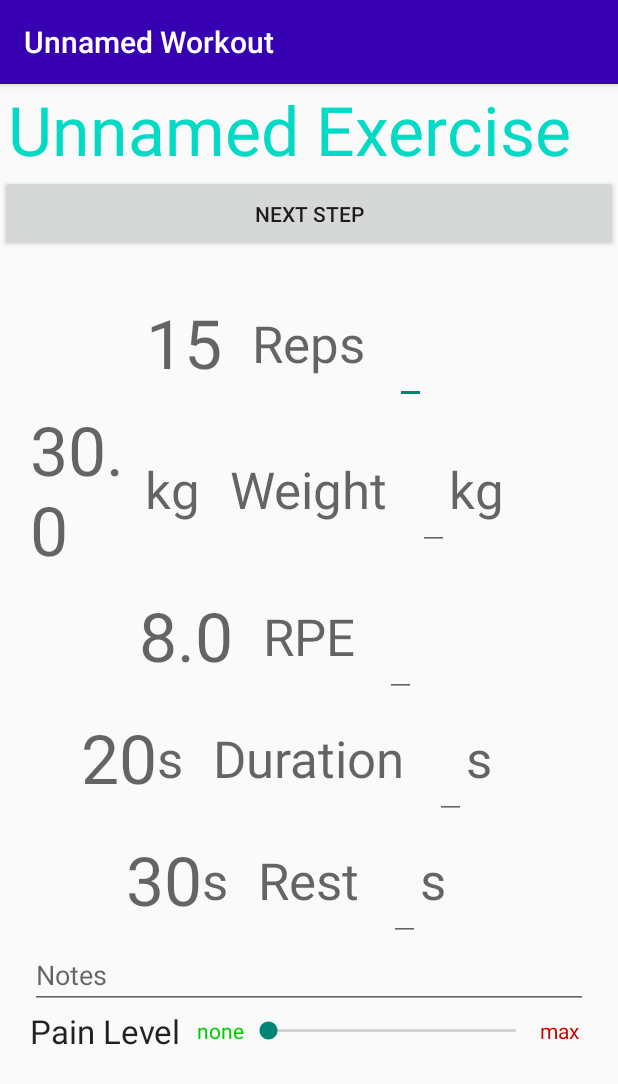
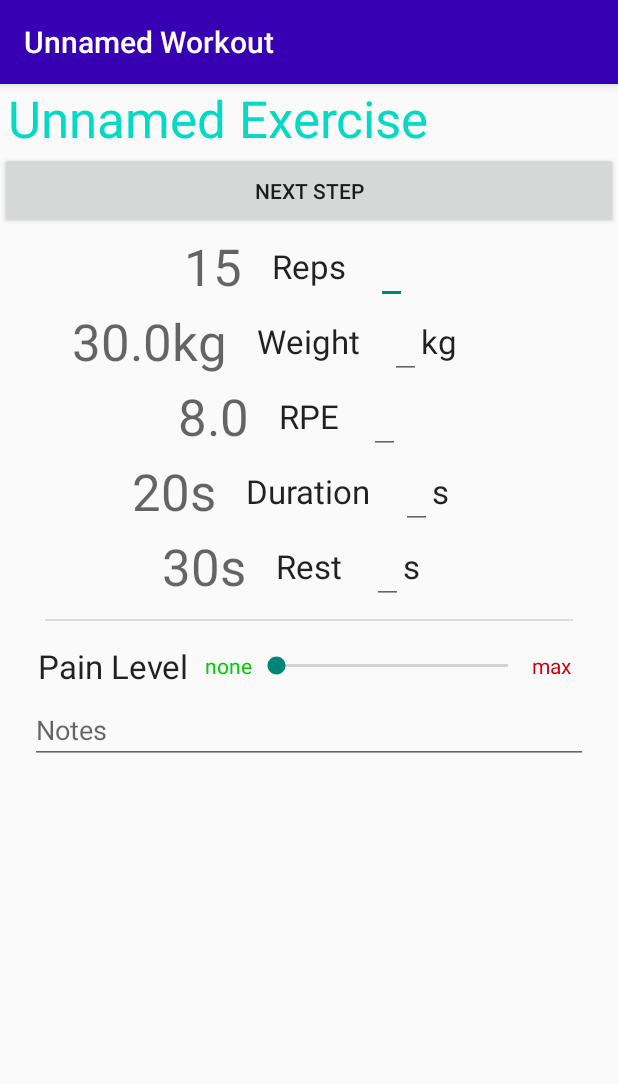
Before and after one commit to RWitak/GymDataBro, an Android app: the screen it shows after launch (WorkoutStepActivity), on a phone screen of 412 x 824 dp. Shown: the top 1084 px of the screen. Run offline under Robolectric (Android 15) with nearby library versions, the phone set to English and light mode, and no system bars; our stand-ins replace Room's generated code.

Commit message:
Resize and rearrange WorkoutStep layout. Add divider.xml.
Signed-off-by: RWitak <rafael.witak@gmail.com>

```diff
--- a/app/src/main/res/layout/activity_workout_step.xml
+++ b/app/src/main/res/layout/activity_workout_step.xml
@@ -25,7 +25,7 @@
             android:layout_height="wrap_content"
             android:layout_weight="1"
             android:paddingHorizontal="5dp"
-            android:textAppearance="@style/TextAppearance.AppCompat.Display2"
+            android:textAppearance="@style/TextAppearance.AppCompat.Display1"
             android:textColor="@color/colorAccent"
             tools:text="Exercise Name Exercise Name" />
 
@@ -69,7 +69,7 @@
             android:layout_width="match_parent"
             android:layout_height="wrap_content"
             android:orientation="vertical"
-            android:padding="20dp">
+            android:paddingHorizontal="20dp">
 
             <RelativeLayout
                 android:id="@+id/step_reps_row"
@@ -83,7 +83,7 @@
                     android:layout_height="wrap_content"
                     android:layout_centerVertical="true"
                     android:layout_toStartOf="@+id/step_reps_title"
-                    android:textAppearance="@style/TextAppearance.AppCompat.Display2"
+                    android:textAppearance="@style/TextAppearance.AppCompat.Display1"
                     tools:text="12" />
 
                 <TextView
@@ -94,7 +94,7 @@
                     android:layout_marginLeft="20dp"
                     android:layout_marginRight="20dp"
                     android:text="@string/reps"
-                    android:textAppearance="@style/TextAppearance.AppCompat.Display1" />
+                    android:textAppearance="@style/TextAppearance.AppCompat.Large" />
 
                 <EditText
                     android:id="@+id/step_reps_performed"
@@ -104,7 +104,7 @@
                     android:autofillHints="@null"
                     android:hint="@null"
                     android:inputType="numberSigned"
-                    android:textAppearance="@style/TextAppearance.AppCompat.Display2"
+                    android:textAppearance="@style/TextAppearance.AppCompat.Large"
                     tools:text="1234" />
             </RelativeLayout>
 
@@ -121,7 +121,7 @@
                     android:layout_height="wrap_content"
                     android:layout_centerVertical="true"
                     android:layout_toStartOf="@+id/step_weight_kg1"
-                    android:textAppearance="@style/TextAppearance.AppCompat.Display2"
+                    android:textAppearance="@style/TextAppearance.AppCompat.Display1"
                     tools:text="50" />
 
                 <TextView
@@ -141,7 +141,7 @@
                     android:layout_marginLeft="20dp"
                     android:layout_marginRight="20dp"
                     android:text="@string/weight"
-                    android:textAppearance="@style/TextAppearance.AppCompat.Display1" />
+                    android:textAppearance="@style/TextAppearance.AppCompat.Large" />
 
                 <EditText
                     android:id="@+id/step_weight_performed"
@@ -152,7 +152,7 @@
                     android:autofillHints="@null"
                     android:hint="@null"
                     android:inputType="numberSigned"
-                    android:textAppearance="@style/TextAppearance.AppCompat.Display2"
+                    android:textAppearance="@style/TextAppearance.AppCompat.Large"
                     tools:text="50" />
 
                 <TextView
@@ -162,7 +162,7 @@
                     android:layout_centerVertical="true"
                     android:layout_toEndOf="@+id/step_weight_performed"
                     android:text="@string/kg"
-                    android:textAppearance="@style/TextAppearance.AppCompat.Display1" />
+                    android:textAppearance="@style/TextAppearance.AppCompat.Large" />
 
             </RelativeLayout>
 
@@ -179,7 +179,7 @@
                     android:layout_height="wrap_content"
                     android:layout_centerVertical="true"
                     android:layout_toStartOf="@+id/step_rpe_title"
-                    android:textAppearance="@style/TextAppearance.AppCompat.Display2"
+                    android:textAppearance="@style/TextAppearance.AppCompat.Display1"
                     tools:text="8" />
 
                 <TextView
@@ -190,7 +190,7 @@
                     android:layout_marginLeft="20dp"
                     android:layout_marginRight="20dp"
                     android:text="@string/rpe"
-                    android:textAppearance="@style/TextAppearance.AppCompat.Display1" />
+                    android:textAppearance="@style/TextAppearance.AppCompat.Large" />
 
                 <EditText
                     android:id="@+id/step_rpe_performed"
@@ -201,7 +201,7 @@
                     android:autofillHints="@null"
                     android:hint="@null"
                     android:inputType="number"
-                    android:textAppearance="@style/TextAppearance.AppCompat.Display2"
+                    android:textAppearance="@style/TextAppearance.AppCompat.Large"
                     tools:text="8" />
 
             </RelativeLayout>
@@ -219,7 +219,7 @@
                     android:layout_height="wrap_content"
                     android:layout_centerVertical="true"
                     android:layout_toStartOf="@+id/step_duration_s1"
-                    android:textAppearance="@style/TextAppearance.AppCompat.Display2"
+                    android:textAppearance="@style/TextAppearance.AppCompat.Display1"
                     tools:text="30" />
 
                 <TextView
@@ -239,7 +239,7 @@
                     android:layout_marginLeft="20dp"
                     android:layout_marginRight="20dp"
                     android:text="@string/duration"
-                    android:textAppearance="@style/TextAppearance.AppCompat.Display1" />
+                    android:textAppearance="@style/TextAppearance.AppCompat.Large" />
 
                 <EditText
                     android:id="@+id/step_duration_performed"
@@ -250,7 +250,7 @@
                     android:autofillHints="@null"
                     android:hint="@null"
                     android:inputType="number"
-                    android:textAppearance="@style/TextAppearance.AppCompat.Display2"
+                    android:textAppearance="@style/TextAppearance.AppCompat.Large"
                     tools:text="30" />
 
                 <TextView
@@ -260,7 +260,7 @@
                     android:layout_centerVertical="true"
                     android:layout_toEndOf="@+id/step_duration_performed"
                     android:text="@string/s"
-                    android:textAppearance="@style/TextAppearance.AppCompat.Display1" />
+                    android:textAppearance="@style/TextAppearance.AppCompat.Large" />
 
             </RelativeLayout>
 
@@ -277,7 +277,7 @@
                     android:layout_height="wrap_content"
                     android:layout_centerVertical="true"
                     android:layout_toStartOf="@+id/step_rest_seconds1"
-                    android:textAppearance="@style/TextAppearance.AppCompat.Display2"
+                    android:textAppearance="@style/TextAppearance.AppCompat.Display1"
                     tools:text="30" />
 
                 <TextView
@@ -297,7 +297,7 @@
                     android:layout_marginLeft="20dp"
                     android:layout_marginRight="20dp"
                     android:text="@string/rest"
-                    android:textAppearance="@style/TextAppearance.AppCompat.Display1" />
+                    android:textAppearance="@style/TextAppearance.AppCompat.Large" />
 
                 <EditText
                     android:id="@+id/step_rest_performed"
@@ -308,7 +308,7 @@
                     android:autofillHints="@null"
                     android:hint="@null"
                     android:inputType="number"
-                    android:textAppearance="@style/TextAppearance.AppCompat.Display2"
+                    android:textAppearance="@style/TextAppearance.AppCompat.Large"
                     tools:text="30" />
 
                 <TextView
@@ -318,32 +318,18 @@
                     android:layout_centerVertical="true"
                     android:layout_toEndOf="@+id/step_rest_performed"
                     android:text="@string/s"
-                    android:textAppearance="@style/TextAppearance.AppCompat.Display1" />
+                    android:textAppearance="@style/TextAppearance.AppCompat.Large" />
 
             </RelativeLayout>
 
-            <LinearLayout
-                android:id="@+id/step_notes_row"
-                android:layout_width="match_parent"
-                android:layout_height="wrap_content"
-                android:orientation="horizontal">
-
-                <EditText
-                    android:id="@+id/step_notes_input"
-                    android:layout_width="match_parent"
-                    android:layout_height="wrap_content"
-                    android:autofillHints="@null"
-                    android:hint="@string/notes"
-                    android:imeOptions="actionDone"
-                    android:inputType="textMultiLine"
-                    tools:text="Here is some text to fit in the Notes /n might be too long!" />
-
-            </LinearLayout>
+            <View style="@style/Divider"
+                android:layout_margin="10dp"/>
 
             <LinearLayout
                 android:id="@+id/step_pain_row"
                 android:layout_width="match_parent"
                 android:layout_height="wrap_content"
+                android:padding="5dp"
                 android:orientation="horizontal">
 
                 <TextView
@@ -387,6 +373,24 @@
 
             </LinearLayout>
 
+            <LinearLayout
+                android:id="@+id/step_notes_row"
+                android:layout_width="match_parent"
+                android:layout_height="wrap_content"
+                android:orientation="horizontal">
+
+                <EditText
+                    android:id="@+id/step_notes_input"
+                    android:layout_width="match_parent"
+                    android:layout_height="wrap_content"
+                    android:autofillHints="@null"
+                    android:hint="@string/notes"
+                    android:imeOptions="actionDone"
+                    android:inputType="textMultiLine"
+                    tools:text="Here is some text to fit in the Notes /n might be too long!" />
+
+            </LinearLayout>
+
         </LinearLayout>
 
     </ScrollView>
--- /dev/null
+++ b/app/src/main/res/values/divider.xml
@@ -0,0 +1,8 @@
+<?xml version="1.0" encoding="utf-8"?>
+<resources>
+    <style name="Divider">
+        <item name="android:layout_width">match_parent</item>
+        <item name="android:layout_height">1dp</item>
+        <item name="android:background">?android:attr/listDivider</item>
+    </style>
+</resources>
```
